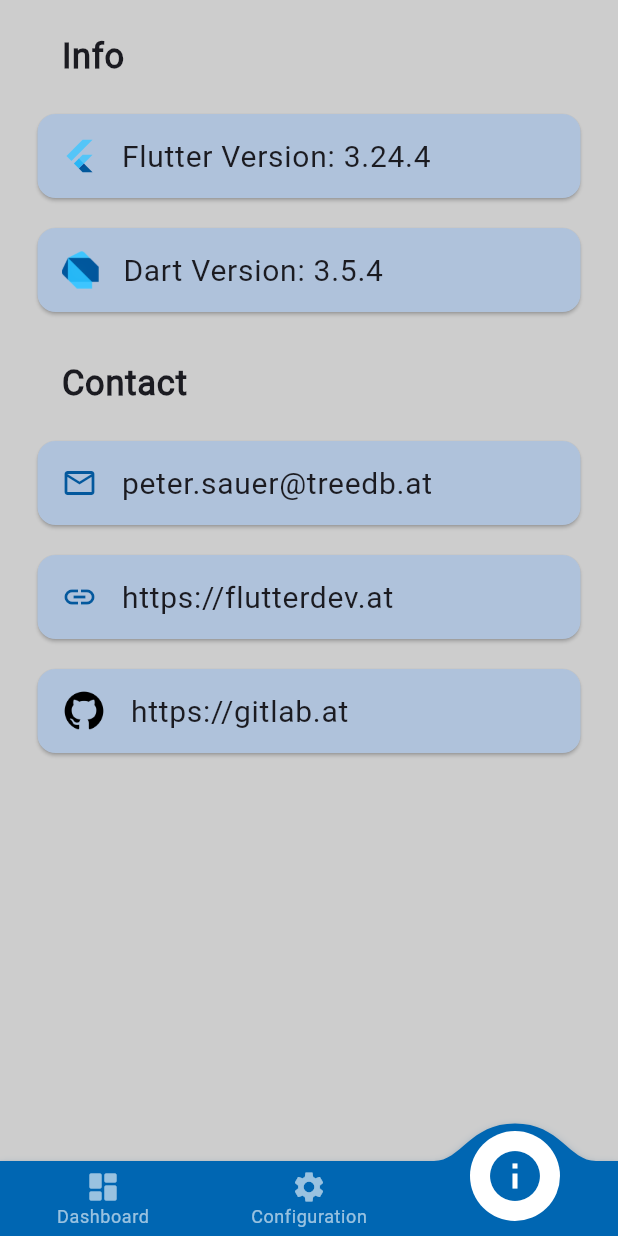
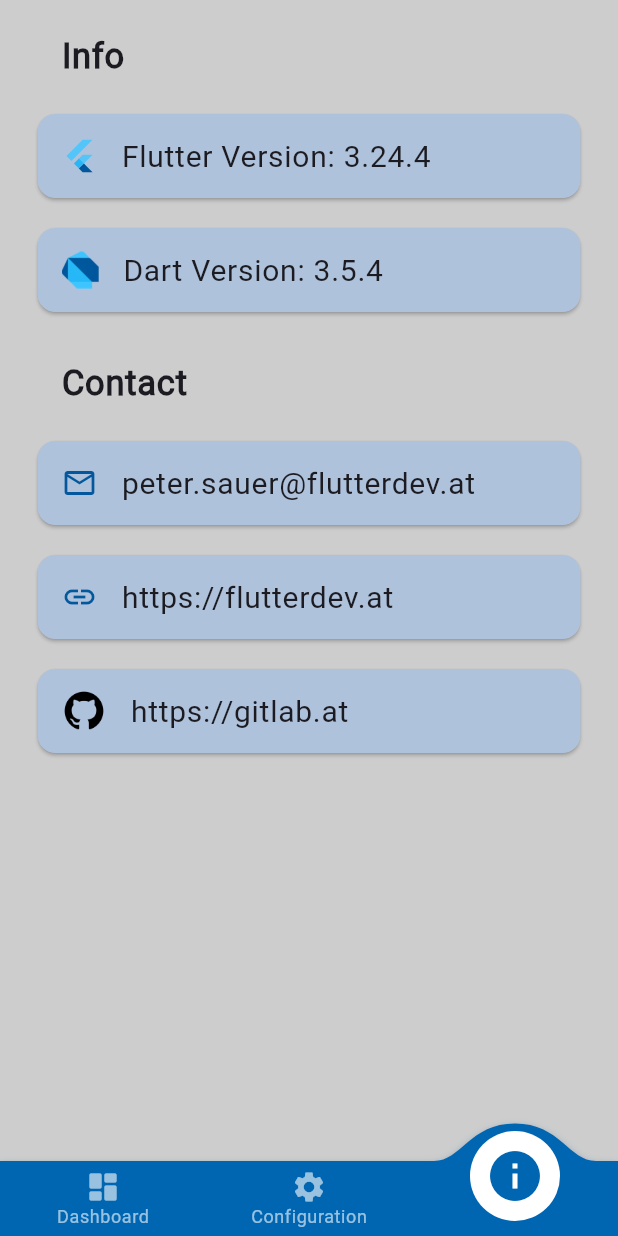
Before and after one commit to pezi/flutter-pi-sensor-tester, a Flutter app: the screen it shows after launch, item 3 of the bottom bar chosen, on a phone screen of 412 x 824 dp. Run offline on Flutter 3.47's test engine with Material 3 defaults, Android fonts, the phone set to English and light mode, and no system bars; drawn by our look-alikes of convex_bottom_bar; missing offline and left inert: dart_periphery, flutter_reorderable_grid_view, multiple_stream_builder, window_manager.

Commit message:
Change e-mail address.

```diff
--- a/lib/tab/about_tab.dart
+++ b/lib/tab/about_tab.dart
@@ -34,7 +34,7 @@ class AboutTab extends StatelessWidget {
           Icons.email_outlined,
           color: Color(0xff03589D),
         ),
-        email: 'peter.sauer@treedb.at',
+        email: 'peter.sauer@flutterdev.at',
       ),
       const InfoCard.url(
         widget: Icon(
```
